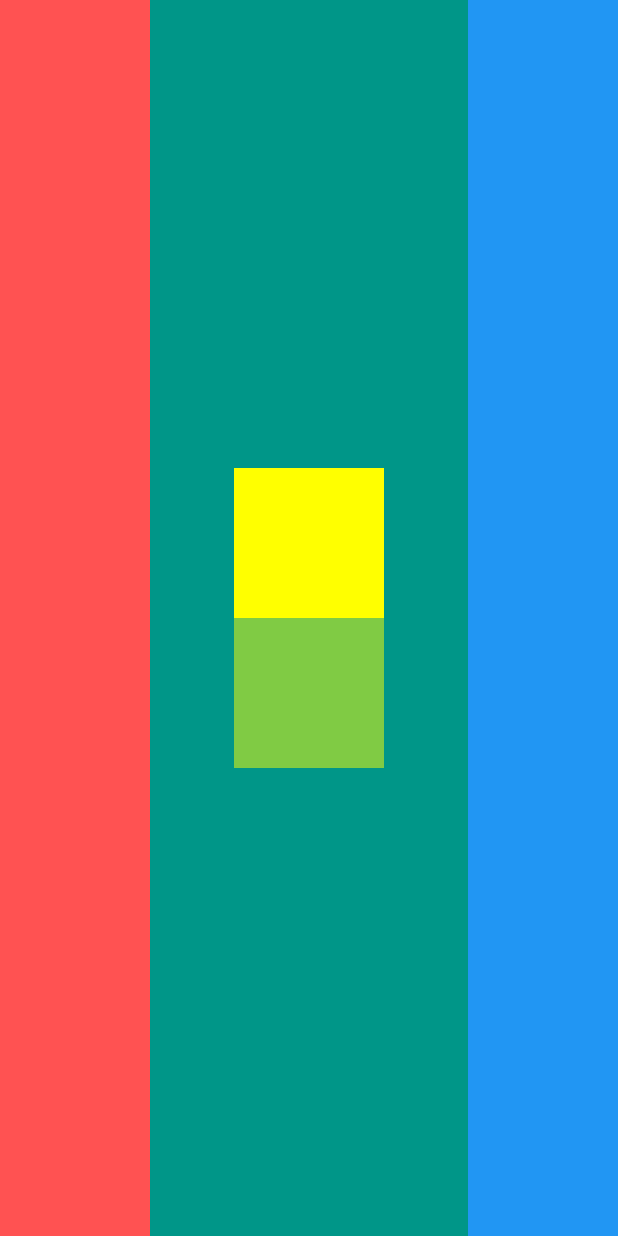
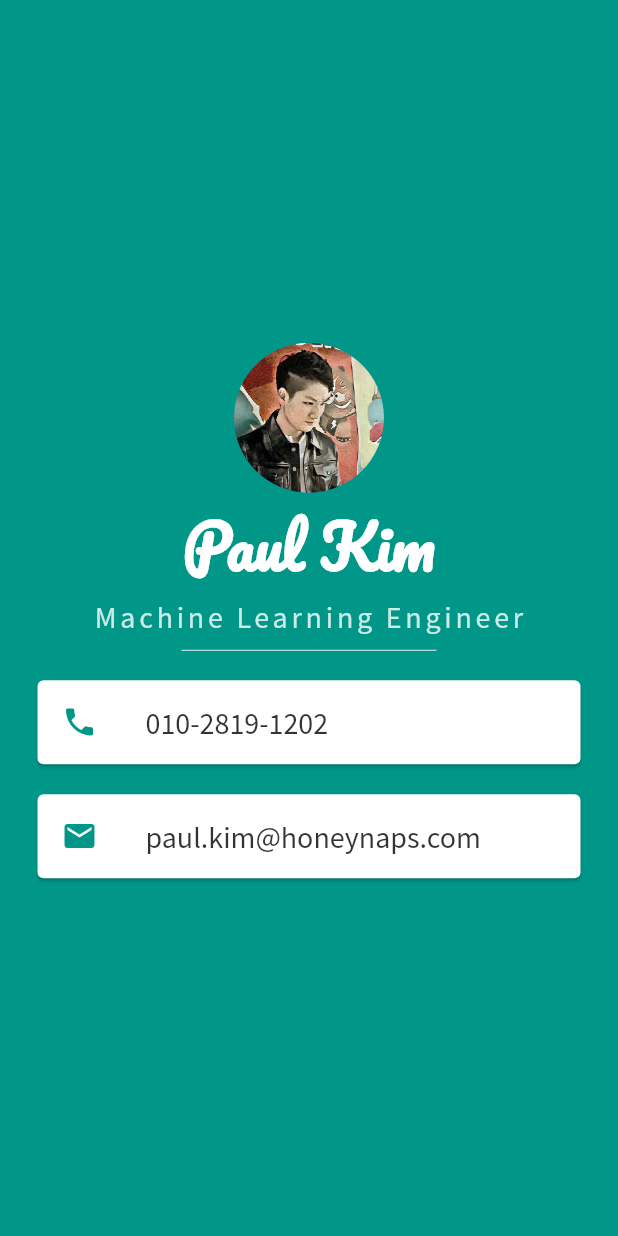
Before and after one commit to paulracooni/tutorial.flutter, a Flutter app: the screen it shows after launch, on a phone screen of 412 x 824 dp. Run offline on Flutter 3.47's test engine with Material 2 defaults, Android fonts, the phone set to English and light mode, and no system bars.

Commit message:
feat: Complete mi_card_app

```diff
--- a/mi_card_flutter/lib/main.dart
+++ b/mi_card_flutter/lib/main.dart
@@ -1,7 +1,103 @@
 import 'package:flutter/material.dart';
 
 void main() {
-  runApp(MiCardAppAssignment());
+  runApp(MiCardApp());
+}
+
+class MiCardApp extends StatelessWidget {
+
+  String _profile_img = "images/profile_paul.jpg";
+  String _name = "Paul Kim";
+  String _job_desc = "Machine Learning Engineer";
+  String _font_pacifico= 'Pacifico';
+  String _font_sans= 'SourceSansPro';
+  String _phone_number = '010-2819-1202';
+  String _email = "paul.kim@honeynaps.com";
+
+  @override
+  Widget build(BuildContext context) {
+    return MaterialApp(
+      home: Scaffold(
+        backgroundColor: Colors.teal,
+        body: SafeArea(
+          child: Column(
+            mainAxisAlignment: MainAxisAlignment.center,
+            children: <Widget>[
+              CircleAvatar(
+                radius: 50.0,
+                backgroundImage: AssetImage(_profile_img),
+              ),
+              Text(
+                _name,
+                style: TextStyle(
+                  fontFamily: _font_pacifico,
+                  fontSize: 40.0,
+                  color: Colors.white,
+                  fontWeight: FontWeight.bold,
+                ),
+              ),
+              Text(
+                _job_desc,
+                style: TextStyle(
+                  fontFamily: _font_sans,
+                  fontSize: 20.0,
+                  letterSpacing: 2.5,
+                  color: Colors.white.withOpacity(0.8),
+                  fontWeight: FontWeight.w100,
+                ),
+              ),
+              SizedBox(
+                height: 20,
+                width: 170,
+                child: Divider(
+                  color: Colors.white.withOpacity(0.9),
+                ),
+              ),
+              Card(
+                color: Colors.white,
+                margin: EdgeInsets.symmetric(vertical: 10.0, horizontal: 25.0),
+                child: ListTile(
+                  leading: Icon(
+                      Icons.phone,
+                      color: Colors.teal
+                  ),
+                  title: Text(
+                      _phone_number,
+                      style: TextStyle(
+                          fontFamily: _font_sans,
+                          color: Colors.black.withOpacity(0.8),
+                          fontSize: 20.0
+                      )
+                  ),
+                ),
+              ),
+              Card(
+                color: Colors.white,
+                margin: EdgeInsets.symmetric(vertical: 10.0, horizontal: 25.0),
+                child: ListTile(
+                  leading: Icon(
+                      Icons.email,
+                      color: Colors.teal
+                  ),
+                  title: Text(
+                      _email,
+                      style: TextStyle(
+                          fontFamily: _font_sans,
+                          color: Colors.black.withOpacity(0.8),
+                          fontSize: 20.0
+                      )
+                  ),
+                ),
+              ),
+              Container(
+                width: double.infinity,
+              ),
+            ],
+          )
+        )
+      ),
+    );
+  }
 }
 
 class MiCardAppAssignment extends StatelessWidget {
```
Also changed, not shown: mi_card_flutter/pubspec.yaml (+12 -0 lines), mi_card_flutter/fonts/Pacifico-Regular.ttf (added), mi_card_flutter/fonts/SourceSansPro-Regular.ttf (added).
